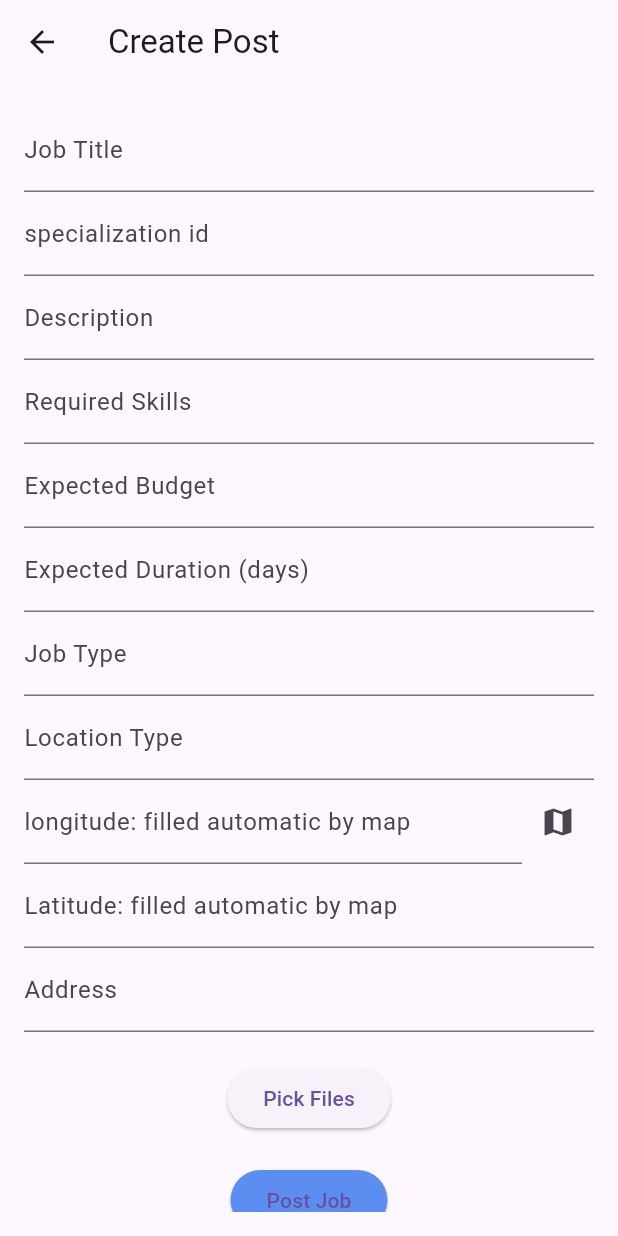
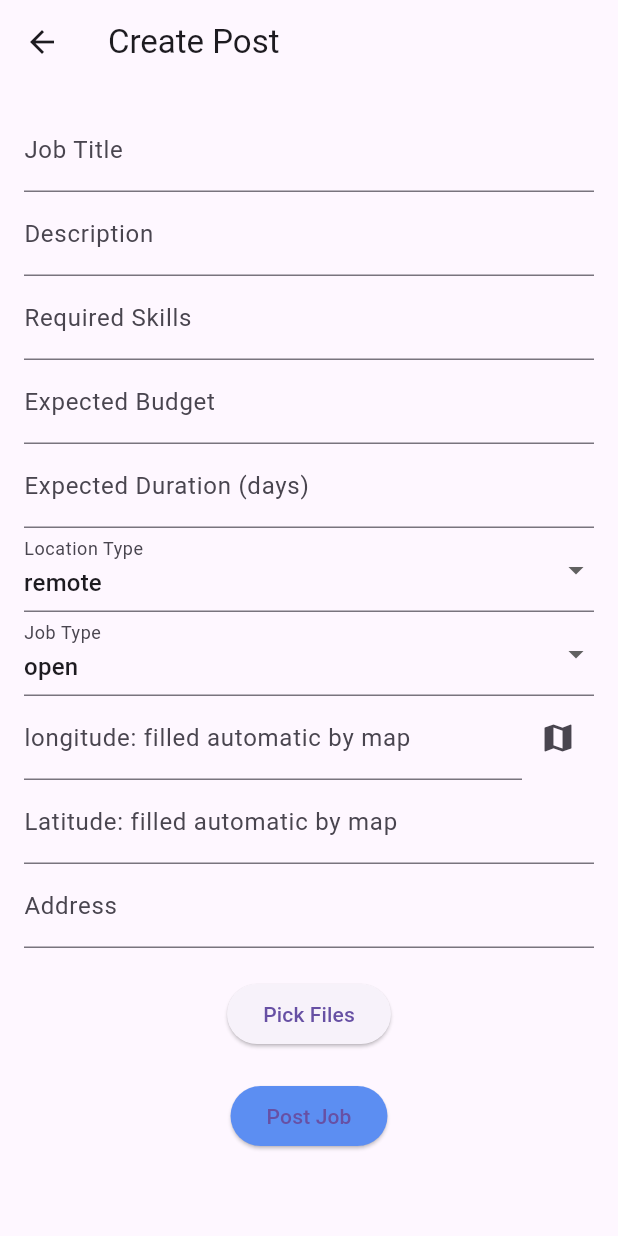
Before and after one commit to nadda1/grad_project, a Flutter app: the Post screen opened directly with empty values, after a tap on "Post Job", on a phone screen of 412 x 824 dp. Run offline on Flutter 3.47's test engine with Material 3 defaults, Android fonts, the phone set to English and light mode, and no system bars; our stand-ins replace file_picker, flutter_map, flutter_rating_bar, geolocator, latlong2, shared_preferences; accounts and stored records are empty; network calls fail.

Commit message:
dropDowns in postJob

```diff
--- a/lib/post.dart
+++ b/lib/post.dart
@@ -17,18 +17,42 @@
 
 class _PostState extends State<Post> {
   final TextEditingController _titleController = TextEditingController();
-  final TextEditingController _specialization_id = TextEditingController();
   final TextEditingController _descriptionController = TextEditingController();
   final TextEditingController _skillsController = TextEditingController();
   final TextEditingController _budgetController = TextEditingController();
   final TextEditingController _durationController = TextEditingController();
-  final TextEditingController _typeController = TextEditingController();
-  final TextEditingController _locationTypeController = TextEditingController();
   final TextEditingController _longitudeController = TextEditingController();
   final TextEditingController _latitudeController = TextEditingController();
   final TextEditingController _addressController = TextEditingController();
 
   List<PlatformFile>? _pickedFiles;
+  String _selectedLocationType = 'remote';
+  String _selectedJobType = 'open';
+  String? _selectedSpecialization;
+  List<Map<String, dynamic>> _specializations = [];
+
+  @override
+  void initState() {
+    super.initState();
+    fetchSpecializations();
+  }
+
+  Future<void> fetchSpecializations() async {
+    final response = await http.get(Uri.parse(
+        'https://snapwork-133ce78bbd88.herokuapp.com/api/specializations'));
+
+    if (response.statusCode == 200) {
+      final data = jsonDecode(response.body);
+      setState(() {
+        _specializations = List<Map<String, dynamic>>.from(data['data']);
+        _selectedSpecialization = _specializations.isNotEmpty
+            ? _specializations[0]['id'].toString()
+            : null;
+      });
+    } else {
+      print('Failed to load specializations');
+    }
+  }
 
   Future<void> pickFiles() async {
     FilePickerResult? result = await FilePicker.platform.pickFiles(
@@ -59,12 +83,12 @@
     var request = http.MultipartRequest('POST', uri)
       ..headers.addAll({'Authorization': 'Bearer $token'})
       ..fields['title'] = _titleController.text
-      ..fields['specialization_id'] = _specialization_id.text
+      ..fields['specialization_id'] = _selectedSpecialization!
       ..fields['description'] = _descriptionController.text
       ..fields['expected_budget'] = _budgetController.text
       ..fields['expected_duration'] = _durationController.text
-      ..fields['type'] = _typeController.text
-      ..fields['location_type'] = _locationTypeController.text
+      ..fields['type'] = _selectedJobType
+      ..fields['location_type'] = _selectedLocationType
       ..fields['longitude'] = _longitudeController.text
       ..fields['latitude'] = _latitudeController.text
       ..fields['address'] = _addressController.text;
@@ -211,12 +235,25 @@
                 decoration: InputDecoration(
                     labelText: 'Job Title', hintText: 'Enter job title'),
               ),
-              TextField(
-                controller: _specialization_id,
-                decoration: InputDecoration(
-                    labelText: 'specialization id',
-                    hintText: 'Enter specialization id'),
-              ),
+              if (_specializations.isNotEmpty)
+                DropdownButtonFormField<String>(
+                  value: _selectedSpecialization,
+                  decoration: InputDecoration(
+                    labelText: 'Specialization',
+                    hintText: 'Select specialization',
+                  ),
+                  items: _specializations.map((specialization) {
+                    return DropdownMenuItem<String>(
+                      value: specialization['id'].toString(),
+                      child: Text(specialization['name']),
+                    );
+                  }).toList(),
+                  onChanged: (newValue) {
+                    setState(() {
+                      _selectedSpecialization = newValue!;
+                    });
+                  },
+                ),
               TextField(
                 controller: _descriptionController,
                 decoration: InputDecoration(
@@ -241,17 +278,41 @@
                     labelText: 'Expected Duration (days)',
                     hintText: 'Enter expected duration in days'),
               ),
-              TextField(
-                controller: _typeController,
+              DropdownButtonFormField<String>(
+                value: _selectedLocationType,
                 decoration: InputDecoration(
-                    labelText: 'Job Type',
-                    hintText: 'Enter job type (open/closed)'),
+                  labelText: 'Location Type',
+                  hintText: 'Select location type',
+                ),
+                items: ['remote', 'on-site'].map((String value) {
+                  return DropdownMenuItem<String>(
+                    value: value,
+                    child: Text(value),
+                  );
+                }).toList(),
+                onChanged: (newValue) {
+                  setState(() {
+                    _selectedLocationType = newValue!;
+                  });
+                },
               ),
-              TextField(
-                controller: _locationTypeController,
+              DropdownButtonFormField<String>(
+                value: _selectedJobType,
                 decoration: InputDecoration(
-                    labelText: 'Location Type',
-                    hintText: 'Enter location type (remote/on-site)'),
+                  labelText: 'Job Type',
+                  hintText: 'Select job type',
+                ),
+                items: ['open', 'closed'].map((String value) {
+                  return DropdownMenuItem<String>(
+                    value: value,
+                    child: Text(value),
+                  );
+                }).toList(),
+                onChanged: (newValue) {
+                  setState(() {
+                    _selectedJobType = newValue!;
+                  });
+                },
               ),
               Row(
                 children: [
```
